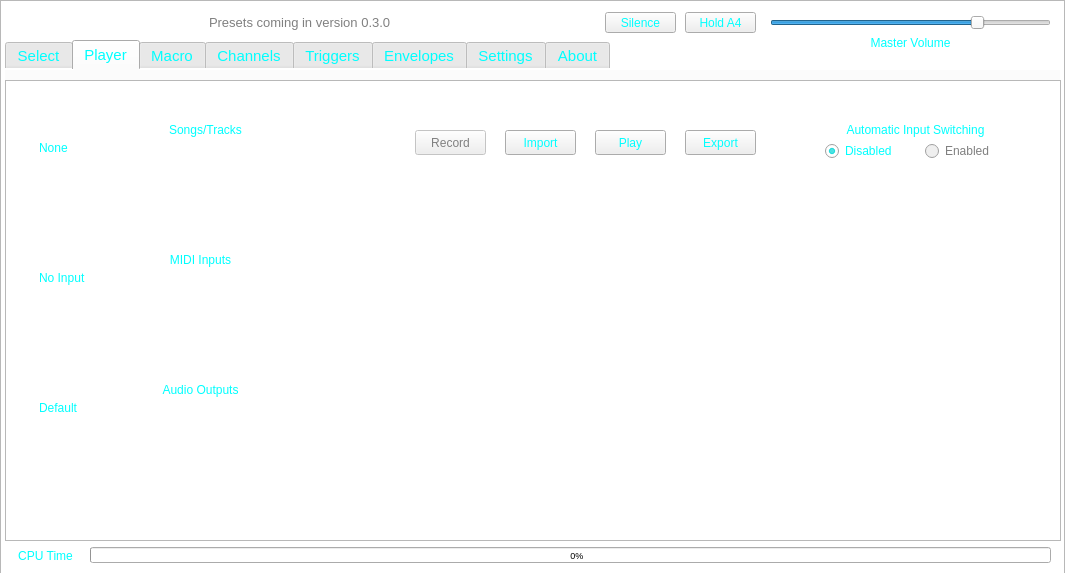
Old version of the form soundbenchmain.ui in the repository TheDaemoness/Soundbench.
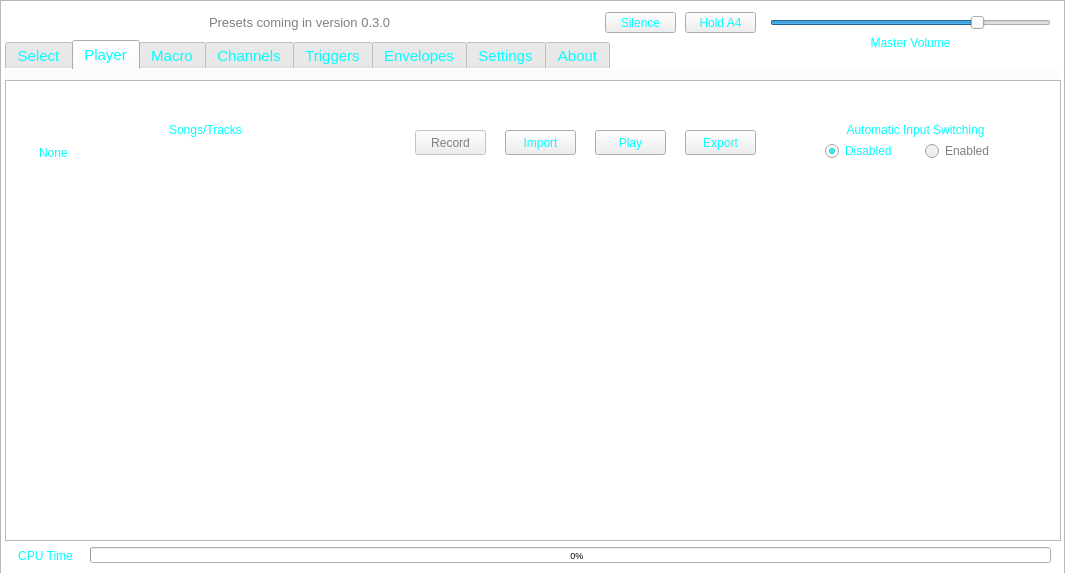
New version of the form. Icons and pictures are not drawn.

Commit message: Expanded and split MidiFIO over several .cpp files; Added a few useful features to common.h; Bug fixes bug fixes bug fixes.

Patch:
```diff
--- a/soundbenchmain.ui
+++ b/soundbenchmain.ui
@@ -603,81 +603,6 @@
        <bool>false</bool>
       </property>
      </widget>
-     <widget class="QLabel" name="midiInputsLabel">
-      <property name="geometry">
-       <rect>
-        <x>30</x>
-        <y>180</y>
-        <width>331</width>
-        <height>20</height>
-       </rect>
-      </property>
-      <property name="text">
-       <string>MIDI Inputs</string>
-      </property>
-      <property name="alignment">
-       <set>Qt::AlignCenter</set>
-      </property>
-     </widget>
-     <widget class="QLabel" name="audioOutputsLabel">
-      <property name="geometry">
-       <rect>
-        <x>30</x>
-        <y>310</y>
-        <width>331</width>
-        <height>20</height>
-       </rect>
-      </property>
-      <property name="text">
-       <string>Audio Outputs</string>
-      </property>
-      <property name="alignment">
-       <set>Qt::AlignCenter</set>
-      </property>
-     </widget>
-     <widget class="QListWidget" name="midiInputsList">
-      <property name="geometry">
-       <rect>
-        <x>30</x>
-        <y>200</y>
-        <width>341</width>
-        <height>101</height>
-       </rect>
-      </property>
-      <property name="styleSheet">
-       <string notr="true">QListWidget {
-	background-color: rgba(0, 0, 0, 0);
-}</string>
-      </property>
-      <property name="selectionRectVisible">
-       <bool>false</bool>
-      </property>
-      <item>
-       <property name="text">
-        <string>No Input</string>
-       </property>
-      </item>
-     </widget>
-     <widget class="QListWidget" name="audioOutputsList">
-      <property name="geometry">
-       <rect>
-        <x>30</x>
-        <y>330</y>
-        <width>341</width>
-        <height>101</height>
-       </rect>
-      </property>
-      <property name="styleSheet">
-       <string notr="true">QListWidget {
-	background-color: rgba(0, 0, 0, 0);
-}</string>
-      </property>
-      <item>
-       <property name="text">
-        <string>Default</string>
-       </property>
-      </item>
-     </widget>
      <widget class="QPushButton" name="playButton">
       <property name="enabled">
        <bool>true</bool>
@@ -712,9 +637,9 @@
       <property name="geometry">
        <rect>
         <x>30</x>
-        <y>70</y>
+        <y>75</y>
         <width>341</width>
-        <height>101</height>
+        <height>361</height>
        </rect>
       </property>
       <property name="styleSheet">
```
The commit also changes 10 other files.
